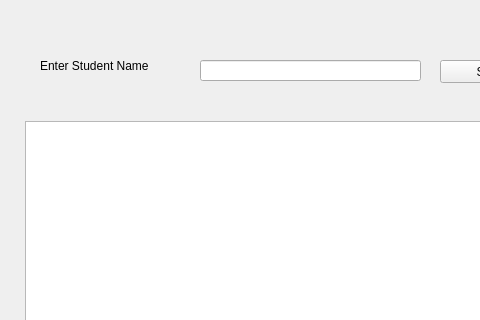
SDSMT-CSC464-F15/dancesoft, file Sprint 2/Starting Pages/search.ui: the form before one commit; both pictures show x 0 to 480 and y 0 to 320 of the 800 by 629 pixel window.
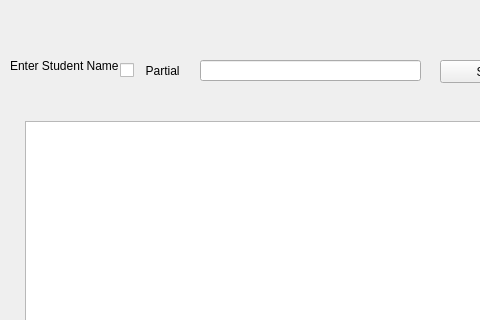
The form after the commit.

What changed in the file:
```diff
--- a/Sprint 2/Starting Pages/search.ui
+++ b/Sprint 2/Starting Pages/search.ui
@@ -17,9 +17,9 @@
    <widget class="QLabel" name="label">
     <property name="geometry">
      <rect>
-      <x>40</x>
+      <x>10</x>
       <y>50</y>
-      <width>151</width>
+      <width>111</width>
       <height>31</height>
      </rect>
     </property>
@@ -99,6 +99,19 @@
      <string>Detail</string>
     </property>
    </widget>
+   <widget class="QCheckBox" name="Partial_search_cbox">
+    <property name="geometry">
+     <rect>
+      <x>120</x>
+      <y>50</y>
+      <width>71</width>
+      <height>41</height>
+     </rect>
+    </property>
+    <property name="text">
+     <string>  Partial</string>
+    </property>
+   </widget>
   </widget>
   <widget class="QMenuBar" name="menubar">
    <property name="geometry">
```
